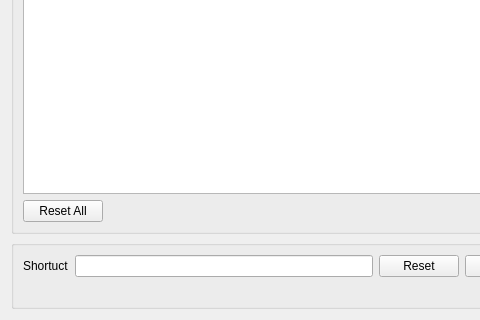
This is src/Sigil/Form_Files/PKeyboardShortcutsWidget.ui in Sigil-Ebook/Sigil as Qt 5 draws it before an edit; both pictures show x 0 to 480 and y 131 to 451 of the 568 by 451 pixel window. The edited form follows.
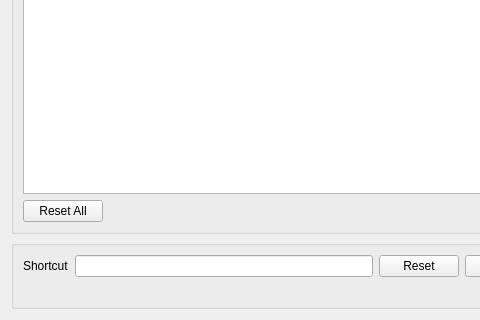
This is the edited form.

Commit message: Remove the ability to use F&R to replace text in BV as it is unfixable in its current state.

```diff
--- a/src/Sigil/Form_Files/PKeyboardShortcutsWidget.ui
+++ b/src/Sigil/Form_Files/PKeyboardShortcutsWidget.ui
@@ -104,7 +104,7 @@
         <item>
          <widget class="QLabel" name="targetEditLabel">
           <property name="text">
-           <string>Shortuct</string>
+           <string>Shortcut</string>
           </property>
          </widget>
         </item>
```
The commit also changes 2 other files.
